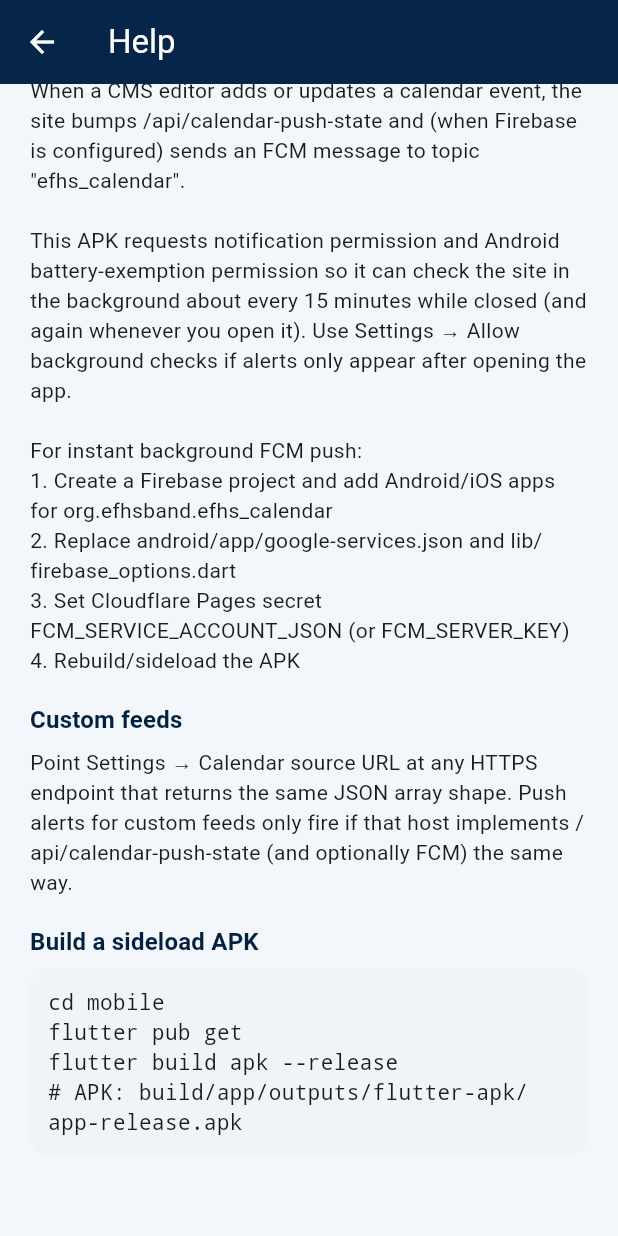
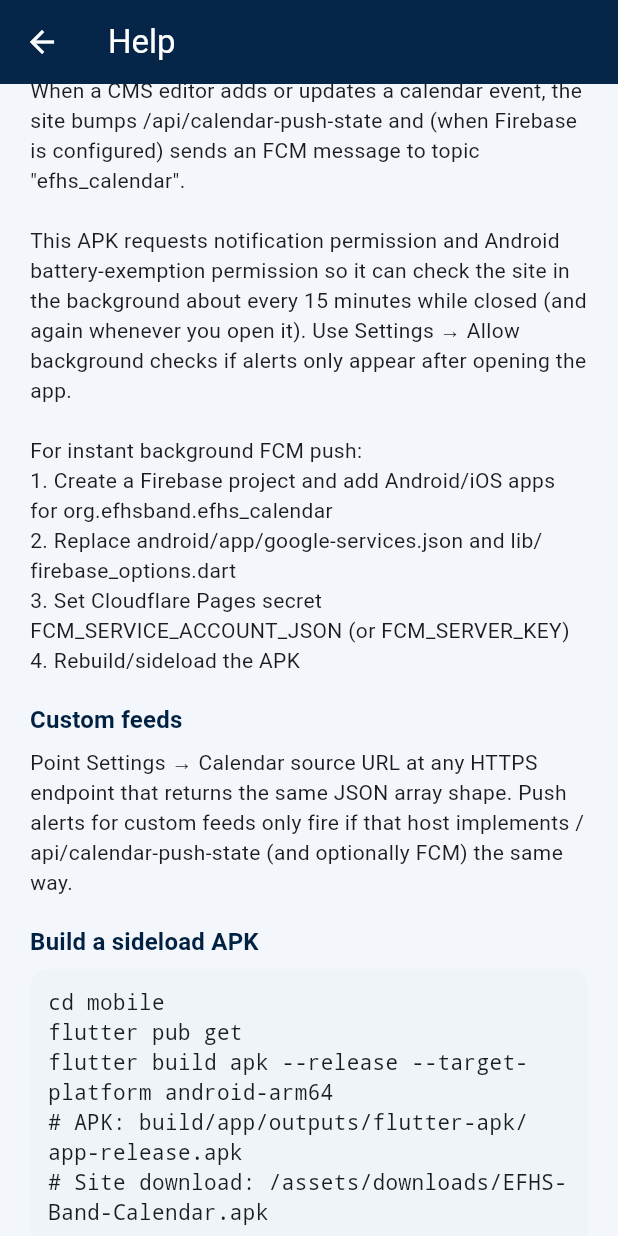
Before and after one commit to nitrofireinc-pixel/react-router-starter-template, a Flutter app: the HelpScreen screen opened directly, scrolled down 888 dp, on a phone screen of 412 x 824 dp. Run offline on Flutter 3.47's test engine with Material 3 defaults, Android fonts, the phone set to English and light mode, and no system bars; our stand-ins replace firebase_core, firebase_messaging, flutter_local_notifications, shared_preferences; missing offline and left inert: workmanager; accounts and stored records are empty; network calls fail; statements that could not run were skipped.

Commit message:
Ship arm64-only calendar APK under Cloudflare Pages size limit.
Pages rejects assets over 25 MiB; the fat multi-ABI build was ~50 MiB.

Co-authored-by: nitrofireinc-pixel <nitrofireinc-pixel@users.noreply.github.com>

```diff
--- a/mobile/lib/screens/help_screen.dart
+++ b/mobile/lib/screens/help_screen.dart
@@ -102,8 +102,9 @@ class HelpScreen extends StatelessWidget {
             body:
                 'cd mobile\n'
                 'flutter pub get\n'
-                'flutter build apk --release\n'
-                '# APK: build/app/outputs/flutter-apk/app-release.apk',
+                'flutter build apk --release --target-platform android-arm64\n'
+                '# APK: build/app/outputs/flutter-apk/app-release.apk\n'
+                '# Site download: /assets/downloads/EFHS-Band-Calendar.apk',
             mono: true,
           ),
         ],
```
Also changed, not shown: 4 other files.
